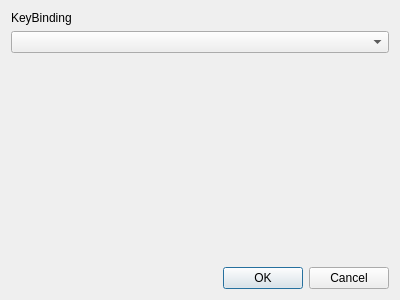
QQxiaoming/quardCRT, file src/keymapmanager/keymapmanager.ui: the form before one commit.
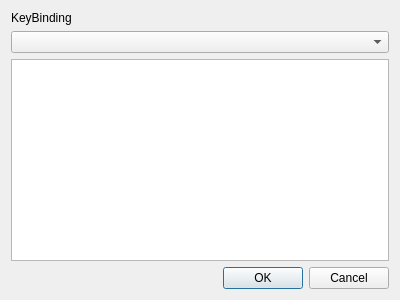
The form after the commit.

Commit message: Fix the issue that the modification is saved when canceling the modification in the keyboard binding settings

Diff of the .ui file:
```diff
--- a/src/keymapmanager/keymapmanager.ui
+++ b/src/keymapmanager/keymapmanager.ui
@@ -25,17 +25,11 @@
     <widget class="QComboBox" name="comboBoxKeyBinding"/>
    </item>
    <item>
-    <spacer name="verticalSpacer">
-     <property name="orientation">
-      <enum>Qt::Vertical</enum>
+    <widget class="QPlainTextEdit" name="plainTextEditKeyBinding">
+     <property name="readOnly">
+      <bool>true</bool>
      </property>
-     <property name="sizeHint" stdset="0">
-      <size>
-       <width>20</width>
-       <height>40</height>
-      </size>
-     </property>
-    </spacer>
+    </widget>
    </item>
    <item>
     <widget class="QDialogButtonBox" name="buttonBox">
```
The commit also changes 6 other files.
